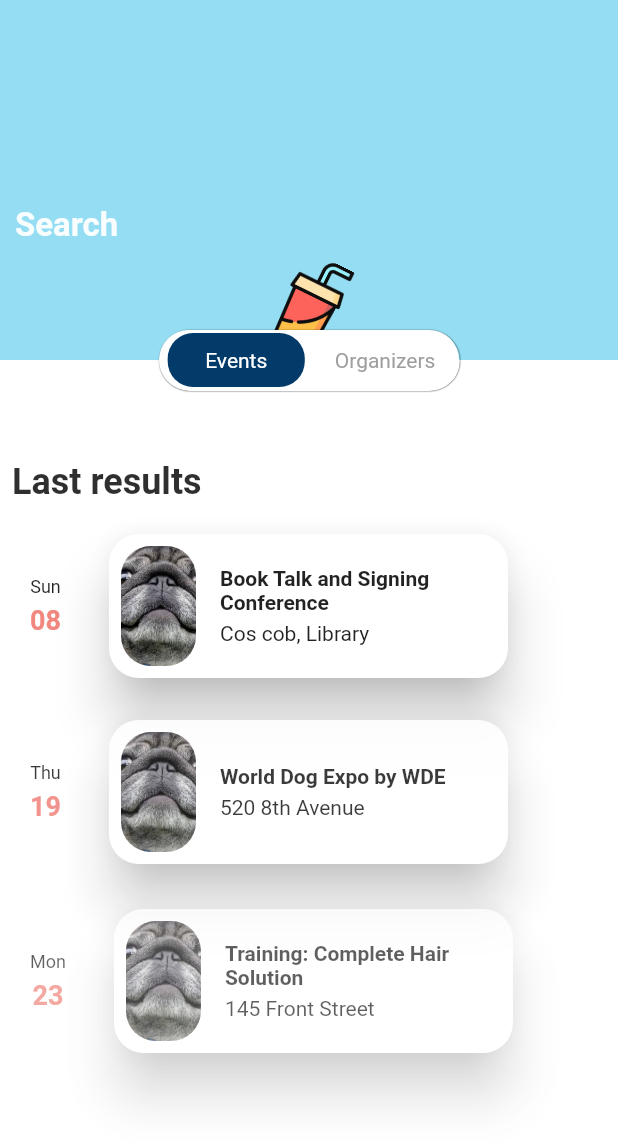
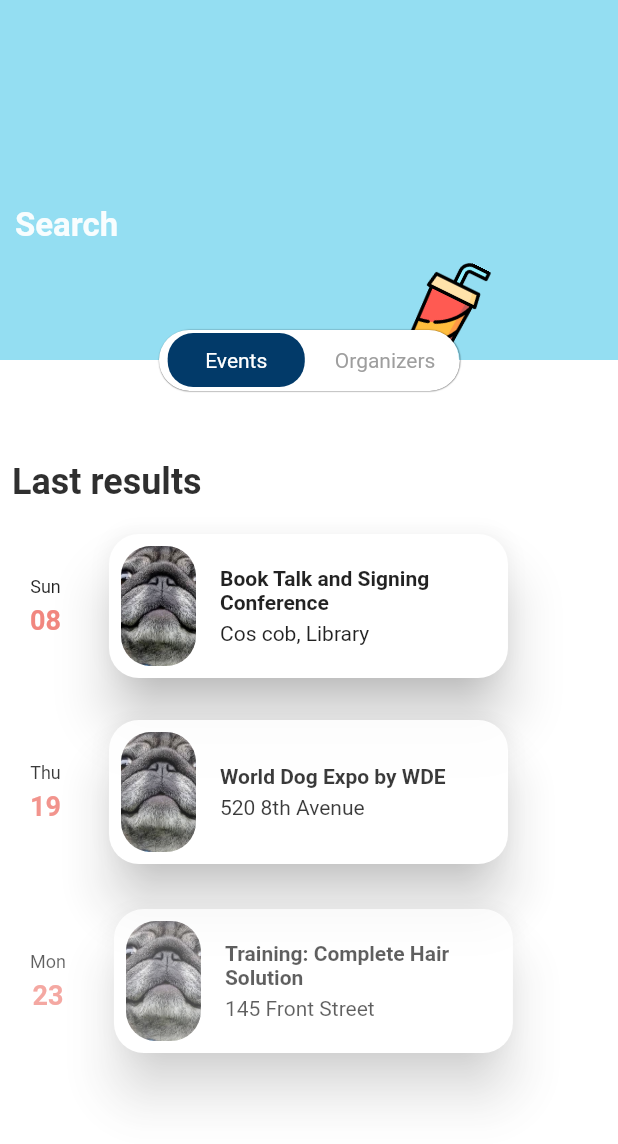
Before and after one commit to larsien/UIChallenge_event_ios_mobile_app_animation_by_ronasit, a Flutter app: the LastResultPage screen opened directly, on a phone screen of 412 x 824 dp. Shown: the top 1144 px of the screen. Run offline on Flutter 3.47's test engine with Material 2 defaults, Android fonts, the light colour scheme and no system bars.

Commit message:
code clean

```diff
--- a/lib/page2.dart
+++ b/lib/page2.dart
@@ -154,7 +154,60 @@ class Item extends StatelessWidget {
             children: [
               Hero(
                 tag: "content$index",
-                child: Card(
+                child: CardBody(item: item),
+              ),
+              Hero(
+                tag: "test$index",
+                child: CardImage(item: item),
+              ),
+            ],
+          ),
+        )
+      ],
+    );
+  }
+}
+
+class CardImage extends StatelessWidget {
+  const CardImage({
+    Key? key,
+    required this.item,
+  }) : super(key: key);
+
+  final Map<String, String> item;
+
+  @override
+  Widget build(BuildContext context) {
+    return Padding(
+      padding: const EdgeInsets.only(left: 12, top: 12),
+      child: Container(
+        width: 50,
+        height: 80,
+        decoration: BoxDecoration(
+            image: DecorationImage(
+                fit: BoxFit.cover,
+                image:
+                    //  Image.asset(item["image"]!)
+                    AssetImage(
+                  item["image"]!,
+                )),
+            borderRadius: const BorderRadius.all(Radius.circular(20))),
+      ),
+    );
+  }
+}
+
+class CardBody extends StatelessWidget {
+  const CardBody({
+    Key? key,
+    required this.item,
+  }) : super(key: key);
+
+  final Map<String, String> item;
+
+  @override
+  Widget build(BuildContext context) {
+    return Card(
       shape: RoundedRectangleBorder(
         borderRadius: BorderRadius.circular(20),
       ),
@@ -180,8 +233,7 @@ class Item extends StatelessWidget {
                   Text(item["title"]!,
                       maxLines: 2,
                       overflow: TextOverflow.clip,
-                                  style: const TextStyle(
-                                      fontWeight: FontWeight.bold)),
+                      style: const TextStyle(fontWeight: FontWeight.bold)),
                   const SizedBox(height: 5),
                   Text(item["location"]!)
                 ],
@@ -190,32 +242,6 @@ class Item extends StatelessWidget {
           ),
         ],
       ),
-                ),
-              ),
-              Hero(
-                tag: "test$index",
-                child: Padding(
-                  padding: const EdgeInsets.only(left: 12, top: 12),
-                  child: Container(
-                    width: 50,
-                    height: 80,
-                    decoration: BoxDecoration(
-                        image: DecorationImage(
-                            fit: BoxFit.cover,
-                            image:
-                                //  Image.asset(item["image"]!)
-                                AssetImage(
-                              item["image"]!,
-                            )),
-                        borderRadius:
-                            const BorderRadius.all(Radius.circular(20))),
-                  ),
-                ),
-              ),
-            ],
-          ),
-        )
-      ],
     );
   }
 }
@@ -268,15 +294,23 @@ class _CustomCoffeeAppBarState extends State<CustomCoffeeAppBar> {
 
   @override
   Widget build(BuildContext context) {
-    return Stack(alignment: Alignment.bottomCenter, children: [
+    return Stack(children: [
       Padding(
-        padding: const EdgeInsets.only(bottom: 50.0),
+        padding: const EdgeInsets.only(
+          bottom: 50.0,
+        ),
         child: FadeTransition(
           opacity: widget.cupOpacityAnimation,
           child: Container(
             decoration: const BoxDecoration(
               color: Color(primaryBlueColor),
             ),
+          ),
+        ),
+      ),
+      Positioned(
+          right: 80,
+          bottom: 50,
           child: GrowTransition(
               // animation: animation,
               movingAnim: widget.cupMovingAnimation,
@@ -288,10 +322,7 @@ class _CustomCoffeeAppBarState extends State<CustomCoffeeAppBar> {
                   "images/coffee.png",
                   fit: BoxFit.fitHeight,
                 ),
-                )),
-          ),
-        ),
-      ),
+              ))),
       const Align(
           alignment: Alignment.bottomCenter,
           child: Divider(
@@ -419,19 +450,15 @@ class GrowTransition extends StatelessWidget {
   @override
   Widget build(BuildContext context) {
     return Align(
-        alignment: Alignment.bottomCenter,
-        child: AnimatedBuilder(
-            animation: movingAnim,
-            builder: (context, child) {
-              return SlideTransition(
+        alignment: Alignment.bottomRight,
+        child: SlideTransition(
           position: movingAnim,
           child: RotationTransition(
               turns: rotationAnim,
               // alignment: Alignment.bottomCenter,
               child: child),
+        )
+        // return RotationTransition(turns: rotationAnim, child: child);
         );
-              // return RotationTransition(turns: rotationAnim, child: child);
-            },
-            child: child));
   }
 }
```
Lines whose indentation alone changed are shown as unchanged.
